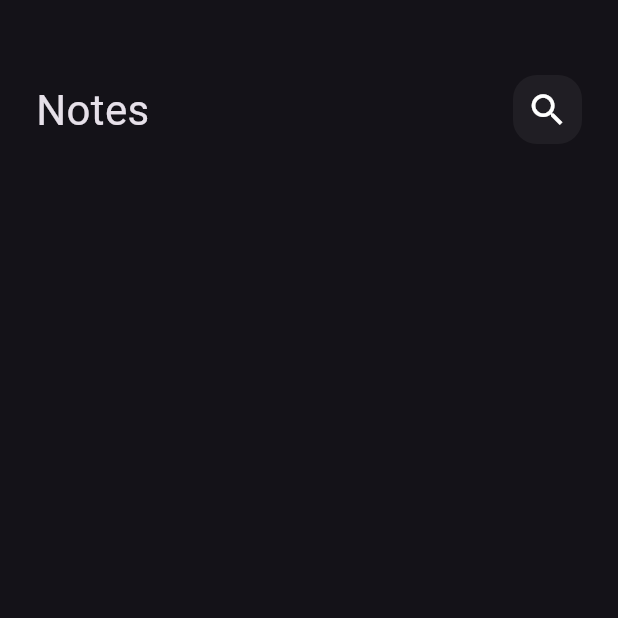
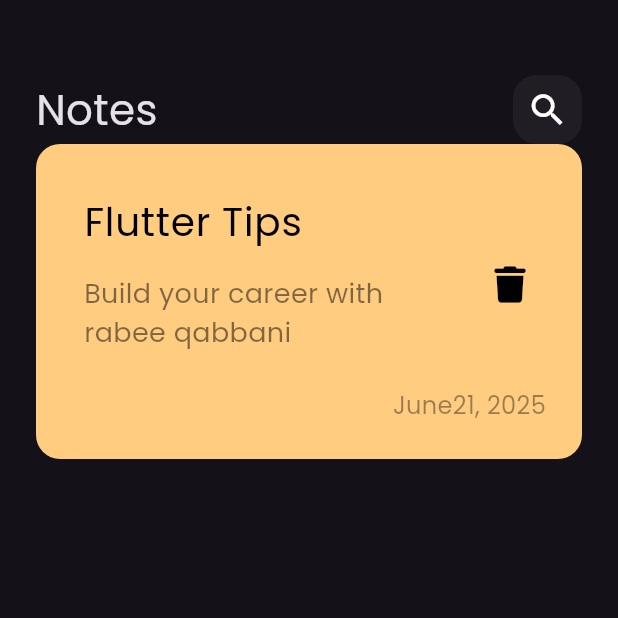
Before and after one commit to RabeeQabbani/notes_app, a Flutter app: the screen it shows after launch, on a phone screen of 412 x 824 dp, the top half of it. Run offline on Flutter 3.47's test engine with Material 3 defaults, Android fonts, the phone set to English and light mode, and no system bars; our stand-ins replace font_awesome_flutter.

Commit message:
create custom note item

```diff
--- a/lib/main.dart
+++ b/lib/main.dart
@@ -13,6 +13,7 @@ class NotesApp extends StatelessWidget {
     return MaterialApp(
       theme: ThemeData(
         brightness: Brightness.dark,
+        fontFamily: 'Poppins',
       ),
       home: const NotesView(),
     );
--- /dev/null
+++ b/lib/views/widgets/custom_note_item.dart
@@ -0,0 +1,52 @@
+import 'package:flutter/material.dart';
+import 'package:font_awesome_flutter/font_awesome_flutter.dart';
+
+class CustomNoteItem extends StatelessWidget {
+  const CustomNoteItem({super.key});
+
+  @override
+  Widget build(BuildContext context) {
+    return Container(
+      padding: EdgeInsets.only(bottom: 24, top: 24, left: 16),
+      decoration: BoxDecoration(
+        color: Color(0xffFFCC80),
+        borderRadius: BorderRadius.circular(16),
+      ),
+      child: Column(
+        crossAxisAlignment: CrossAxisAlignment.end,
+        children: [
+          ListTile(
+            title: Text(
+              "Flutter Tips",
+              style: TextStyle(color: Colors.black, fontSize: 26),
+            ),
+            subtitle: Padding(
+              padding: const EdgeInsets.only(top: 16, bottom: 16),
+              child: Text(
+                "Build your career with rabee qabbani",
+                style: TextStyle(
+                  color: Colors.black.withOpacity(0.5),
+                  fontSize: 18,
+                ),
+              ),
+            ),
+            trailing: IconButton(
+              onPressed: () {},
+              icon: Icon(FontAwesomeIcons.trash, color: Colors.black, size: 24),
+            ),
+          ),
+          Padding(
+            padding: const EdgeInsets.only(right: 24),
+            child: Text(
+              "June21, 2025",
+              style: TextStyle(
+                color: Colors.black.withOpacity(0.4),
+                fontSize: 16,
+              ),
+            ),
+          ),
+        ],
+      ),
+    );
+  }
+}
--- a/lib/views/widgets/notes_view_body.dart
+++ b/lib/views/widgets/notes_view_body.dart
@@ -1,5 +1,6 @@
 import 'package:flutter/material.dart';
 import 'package:notes_app/views/widgets/custom_app_bar.dart';
+import 'package:notes_app/views/widgets/custom_note_item.dart';
 
 class NotesViewBody extends StatelessWidget {
   const NotesViewBody({super.key});
@@ -8,7 +9,9 @@ class NotesViewBody extends StatelessWidget {
   Widget build(BuildContext context) {
     return Padding(
       padding: const EdgeInsets.symmetric(horizontal: 24),
-      child: Column(children: const [SizedBox(height: 50), CustomAppBar()]),
+      child: Column(
+        children: const [SizedBox(height: 50), CustomAppBar(), CustomNoteItem()],
+      ),
     );
   }
 }
```
Also changed, not shown: pubspec.yaml (+8 -22 lines), assets/fonts/Poppins-Regular.ttf (added), pubspec.lock.
